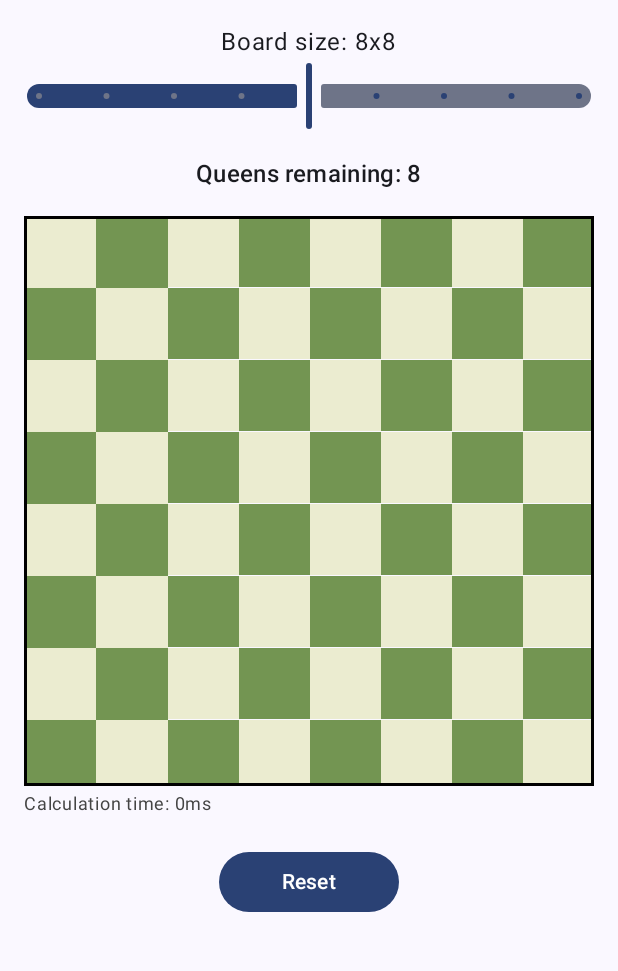
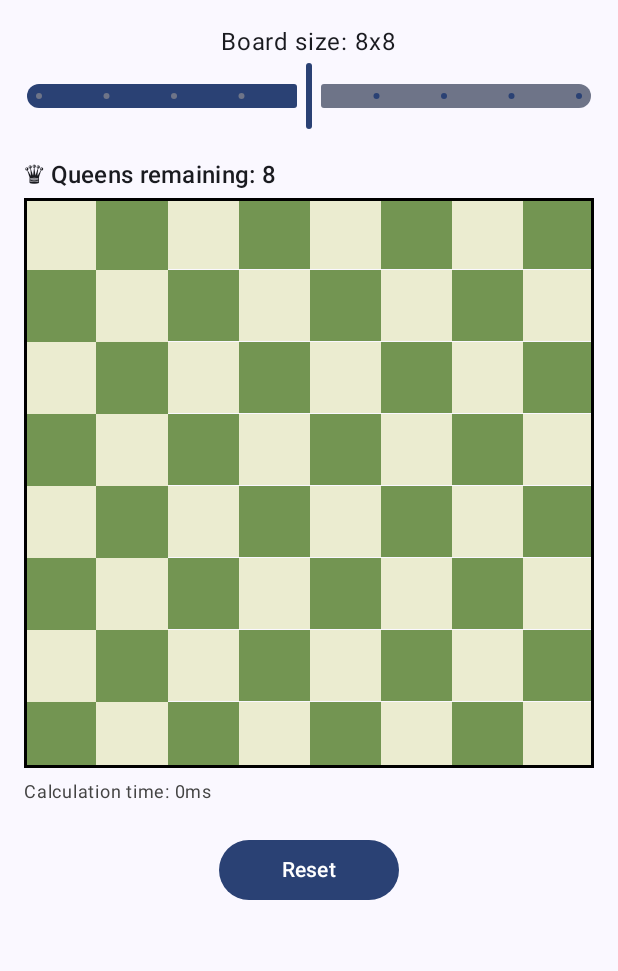
Before and after one commit to monday8am/nqweenspuzzle, an Android app built with Jetpack Compose: the screen it shows after launch (MainActivity), on a phone screen of 412 x 824 dp, the part 78-1049 px from its top. Run offline under Robolectric (Android 15) with nearby library versions, the phone set to English and light mode, and no system bars.

Commit message:
Reorganizing ui components on screen

```diff
--- a/app/src/main/AndroidManifest.xml
+++ b/app/src/main/AndroidManifest.xml
@@ -1,6 +1,5 @@
 <?xml version="1.0" encoding="utf-8"?>
-<manifest xmlns:android="http://schemas.android.com/apk/res/android"
-	xmlns:tools="http://schemas.android.com/tools">
+<manifest xmlns:android="http://schemas.android.com/apk/res/android">
 
 	<application
 		android:allowBackup="true"
--- /dev/null
+++ b/app/src/main/java/com/monday8am/nqueenspuzzle/ui/BoardSizeSelector.kt
@@ -0,0 +1,39 @@
+package com.monday8am.nqueenspuzzle.ui
+
+import androidx.compose.foundation.layout.Column
+import androidx.compose.material3.Slider
+import androidx.compose.material3.Text
+import androidx.compose.runtime.Composable
+import androidx.compose.ui.Alignment
+import androidx.compose.ui.tooling.preview.Preview
+import kotlin.math.roundToInt
+
+private const val MIN_SIZE = 4f
+private const val MAX_SIZE = 12f
+
+@Composable
+internal fun BoardSizeSelector(
+    boardSize: Int,
+    onBoardSizeSelected: (Int) -> Unit,
+) {
+    // Board size selector
+    Column(horizontalAlignment = Alignment.CenterHorizontally) {
+        val boardSizeLabel = "Board size: ${boardSize}x${boardSize}"
+        Text(boardSizeLabel)
+        Slider(
+            value = boardSize.toFloat(),
+            onValueChange = { onBoardSizeSelected(it.roundToInt()) },
+            valueRange = MIN_SIZE..MAX_SIZE,
+            steps = (MAX_SIZE - MIN_SIZE).toInt() - 1,
+        )
+    }
+}
+
+@Preview(showBackground = true, widthDp = 300)
+@Composable
+private fun BoardSizeSelectorPreview() {
+    BoardSizeSelector(
+        boardSize = 8,
+        onBoardSizeSelected = {}
+    )
+}
--- a/app/src/main/java/com/monday8am/nqueenspuzzle/ui/GameBoard.kt
+++ b/app/src/main/java/com/monday8am/nqueenspuzzle/ui/GameBoard.kt
@@ -3,6 +3,7 @@ package com.monday8am.nqueenspuzzle.ui
 import androidx.compose.foundation.background
 import androidx.compose.foundation.border
 import androidx.compose.foundation.clickable
+import androidx.compose.foundation.layout.Arrangement.spacedBy
 import androidx.compose.foundation.layout.Box
 import androidx.compose.foundation.layout.Column
 import androidx.compose.foundation.layout.aspectRatio
@@ -13,6 +14,7 @@ import androidx.compose.foundation.lazy.grid.items
 import androidx.compose.material.icons.Icons
 import androidx.compose.material.icons.outlined.Close
 import androidx.compose.material3.Icon
+import androidx.compose.material3.MaterialTheme
 import androidx.compose.material3.Text
 import androidx.compose.runtime.Composable
 import androidx.compose.ui.Alignment
@@ -39,7 +41,14 @@ fun GameBoard(
     onCellTap: (Position) -> Unit,
     modifier: Modifier = Modifier
 ) {
-    Column(modifier = modifier) {
+    Column(
+        verticalArrangement = spacedBy(4.dp),
+        modifier = modifier
+    ) {
+        Text(
+            text = "\u265B Queens remaining: ${state.queensRemaining}",
+            style = MaterialTheme.typography.titleMedium
+        )
         LazyVerticalGrid(
             columns = GridCells.Fixed(state.boardSize),
             modifier = Modifier
--- a/app/src/main/java/com/monday8am/nqueenspuzzle/ui/GameScreen.kt
+++ b/app/src/main/java/com/monday8am/nqueenspuzzle/ui/GameScreen.kt
@@ -1,9 +1,7 @@
 package com.monday8am.nqueenspuzzle.ui
 
-import androidx.compose.foundation.layout.Arrangement
 import androidx.compose.foundation.layout.Arrangement.spacedBy
 import androidx.compose.foundation.layout.Column
-import androidx.compose.foundation.layout.Row
 import androidx.compose.foundation.layout.Spacer
 import androidx.compose.foundation.layout.fillMaxSize
 import androidx.compose.foundation.layout.fillMaxWidth
@@ -11,9 +9,7 @@ import androidx.compose.foundation.layout.height
 import androidx.compose.foundation.layout.padding
 import androidx.compose.foundation.layout.width
 import androidx.compose.material3.Button
-import androidx.compose.material3.FilterChip
 import androidx.compose.material3.MaterialTheme
-import androidx.compose.material3.Slider
 import androidx.compose.material3.Text
 import androidx.compose.runtime.Composable
 import androidx.compose.runtime.collectAsState
@@ -28,7 +24,6 @@ import com.monday8am.nqueenspuzzle.GameViewModel
 import com.monday8am.nqueenspuzzle.logic.NQueensLogic
 import com.monday8am.nqueenspuzzle.models.BoardRenderState
 import com.monday8am.nqueenspuzzle.models.Position
-import kotlin.math.roundToInt
 
 @Composable
 fun GameScreen(
@@ -68,21 +63,9 @@ private fun GameScreenContent(
         )
 
         // Board size selector
-        Column(horizontalAlignment = Alignment.CenterHorizontally) {
-            val boardSizeLabel = "Board size: ${state.boardSize}x${state.boardSize}"
-            Text(boardSizeLabel)
-            Slider(
-                value = state.boardSize.toFloat(),
-                onValueChange = { onBoardSizeSelected(it.roundToInt()) },
-                valueRange = 4f..12f,
-                steps = 7 // (16 - 4) - 1
-            )
-        }
-
-        // Queens remaining
-        Text(
-            text = "Queens remaining: ${state.queensRemaining}",
-            style = MaterialTheme.typography.titleMedium
+        BoardSizeSelector(
+            boardSize = state.boardSize,
+            onBoardSizeSelected = onBoardSizeSelected
         )
 
         // Game board
```
